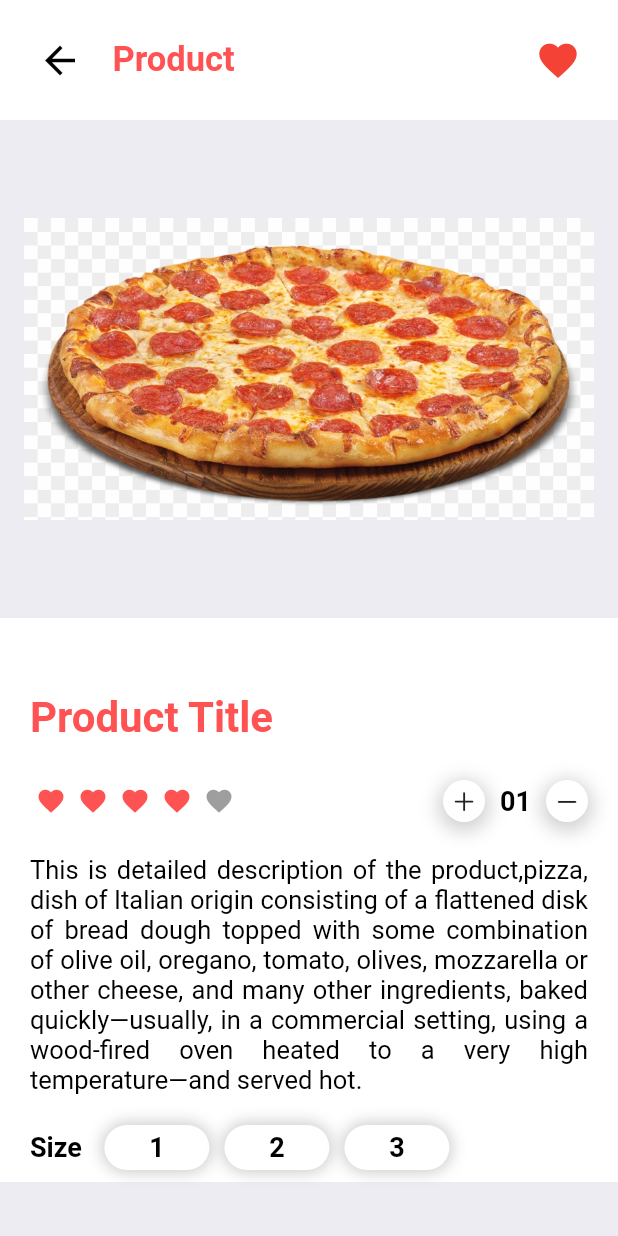
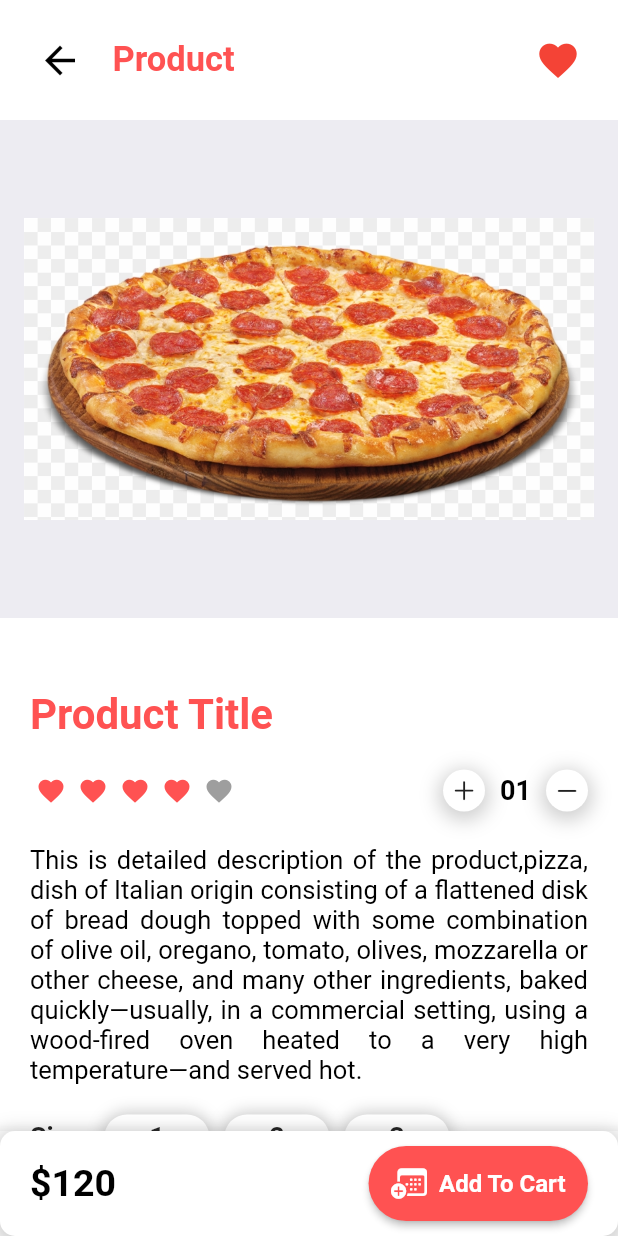
Before and after one commit to LakshanMaduranga/PizzaShoppingApp, a Flutter app: the ItemPage screen opened by its route, on a phone screen of 412 x 824 dp. Run offline on Flutter 3.47's test engine with Material 2 defaults, Android fonts, the phone set to English and light mode, and no system bars; drawn by our look-alikes of flutter_rating_bar; our stand-ins replace curved_navigation_bar; missing offline and left inert: clippy_flutter.

Commit message:
development part 2

```diff
--- a/lib/Pages/Homepage.dart
+++ b/lib/Pages/Homepage.dart
@@ -113,7 +113,7 @@
 
           Icon(Icons.shopping_cart_checkout, size: 30),
           Icon(Icons.home, size: 30),
-          Icon(Icons.compare_arrows, size: 30),
+          Icon(Icons.menu, size: 30),
         ],
       ),
     );
--- a/lib/Pages/ItemPage.dart
+++ b/lib/Pages/ItemPage.dart
@@ -3,6 +3,7 @@
 import 'package:flutter/material.dart';
 import 'package:flutter_rating_bar/flutter_rating_bar.dart';
 import 'package:shop_app/widgets/ItemAppBar.dart';
+import 'package:shop_app/widgets/ItemBottomNavBar.dart';
 
 class ItemPage extends StatelessWidget {
   @override
@@ -28,7 +29,7 @@
                 child: Column(
                   children: [
                     Padding(
-                      padding: EdgeInsets.only(top: 50, bottom: 20),
+                      padding: EdgeInsets.only(top: 48, bottom: 15),
                       child: Row(
                         children: [
                           Text("Product Title",
@@ -226,6 +227,7 @@
           )
         ],
       ),
+      bottomNavigationBar: ItemBottomNavBar(),
     );
   }
 }
--- /dev/null
+++ b/lib/widgets/ItemBottomNavBar.dart
@@ -0,0 +1,58 @@
+import 'package:flutter/cupertino.dart';
+import 'package:flutter/material.dart';
+
+class ItemBottomNavBar extends StatelessWidget {
+  @override
+  Widget build(BuildContext context) {
+    return BottomAppBar(
+        child: Container(
+      height: 70,
+      padding: EdgeInsets.symmetric(horizontal: 20),
+      decoration: BoxDecoration(
+        color: Colors.white,
+        borderRadius: BorderRadius.circular(10),
+        boxShadow: [
+          BoxShadow(
+            color: Colors.grey.withOpacity(0.5),
+            spreadRadius: 3,
+            blurRadius: 10,
+            offset: Offset(0, 3),
+          ),
+        ],
+      ),
+      child: Row(
+        mainAxisAlignment: MainAxisAlignment.spaceBetween,
+        children: [
+          Text(
+            "\$120",
+            style: TextStyle(
+              fontSize: 25,
+              fontWeight: FontWeight.bold,
+              color: Colors.black,
+            ),
+          ),
+          ElevatedButton.icon(
+            onPressed: () {},
+            icon: Icon(CupertinoIcons.calendar_badge_plus),
+            label: Text(
+              "Add To Cart",
+              style: TextStyle(
+                fontWeight: FontWeight.bold,
+                fontSize: 16,
+              ),
+            ),
+            style: ButtonStyle(
+              backgroundColor: MaterialStateProperty.all(Colors.redAccent),
+              padding: MaterialStateProperty.all(
+                EdgeInsets.symmetric(vertical: 13,horizontal: 15),
+              ),
+              shape: MaterialStateProperty.all<RoundedRectangleBorder>(
+                  RoundedRectangleBorder(borderRadius: BorderRadius.circular(30))
+              ),
+            ),
+          )
+        ],
+      ),
+    ));
+  }
+}
```
